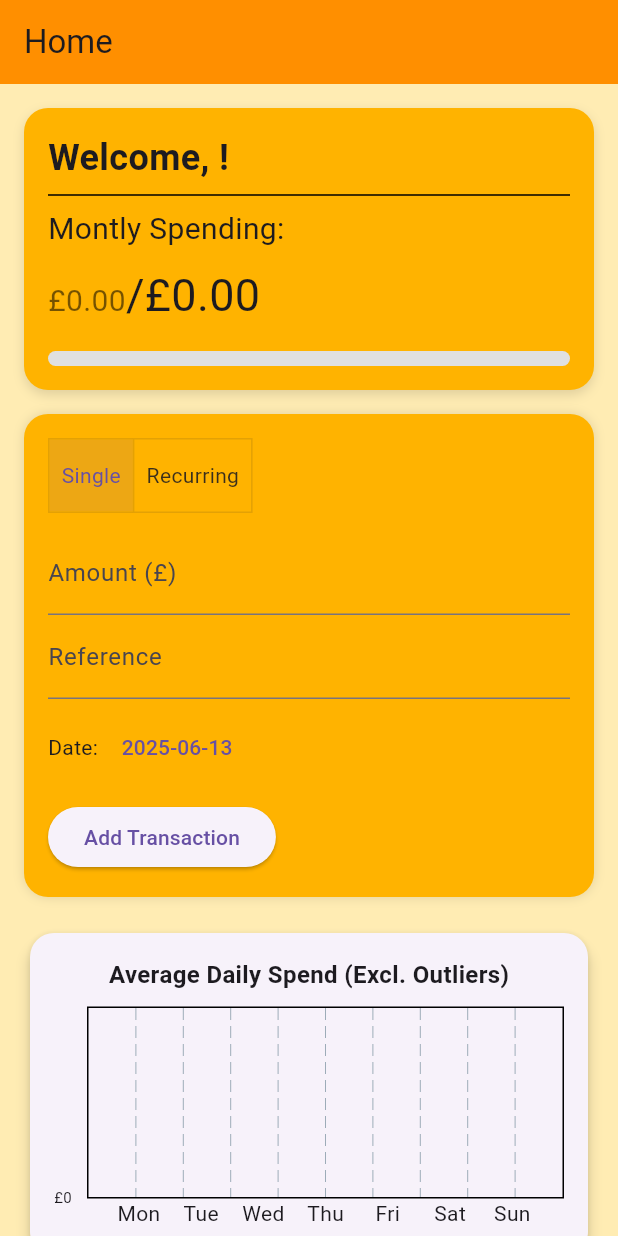
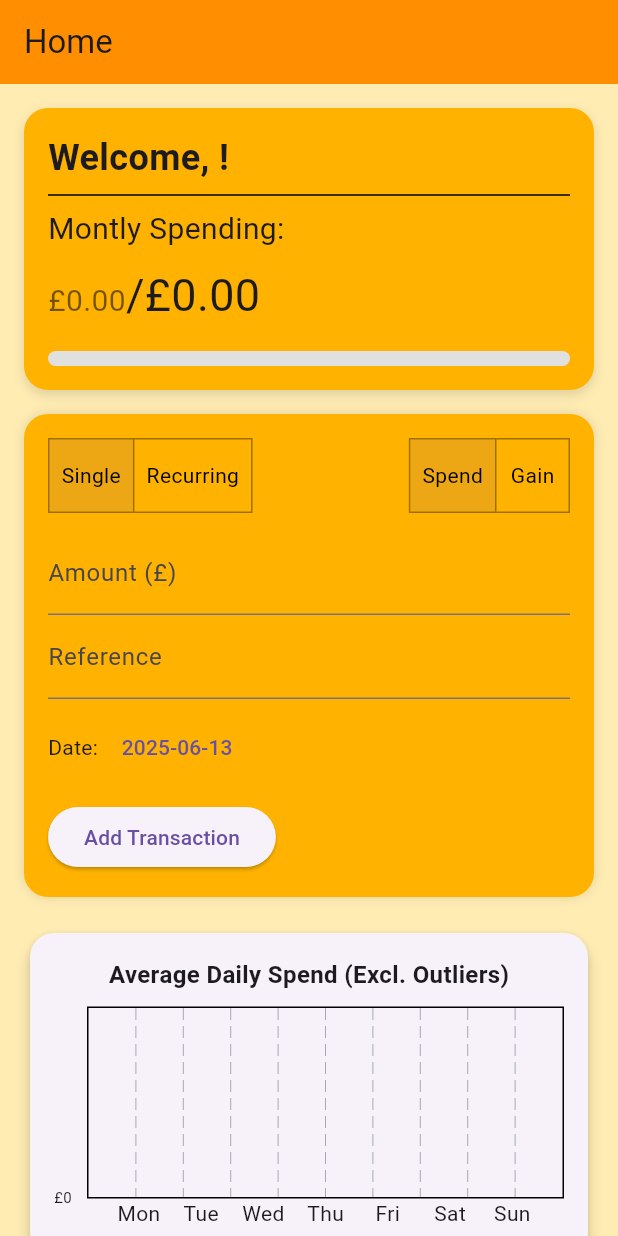
Before and after one commit to Defalt0402/Android-Finance-Tracker, a Flutter app: the HomePage screen opened directly, after a tap on "Single", on a phone screen of 412 x 824 dp. Run offline on Flutter 3.47's test engine with Material 3 defaults, Android fonts, the phone set to English and light mode, and no system bars; drawn by our look-alikes of fl_chart; our stand-ins replace shared_preferences, sqflite, table_calendar; accounts and stored records are empty.

Commit message:
Added type column to db. Changed graphing behaviour to deal with gains

```diff
--- a/finance_tracker/lib/page/HomePage.dart
+++ b/finance_tracker/lib/page/HomePage.dart
@@ -77,6 +77,7 @@ class HomePageState extends State<HomePage> with RouteAware {
 
   Future<void> reloadData() async {
     // Reload data here (e.g., update amount spent)
+    _loadUserData();
     await _loadMonthlySpending();
   }
 
@@ -87,17 +88,22 @@ class HomePageState extends State<HomePage> with RouteAware {
 
     // Prepare for graph 1: average daily spend (excluding outliers)
     final dailyMap = <int, List<double>>{};
+    final weekdayTotals = List.generate(7, (_) => <double>[]);
+
     for (var tx in transactions) {
-      final day = DateTime.parse(tx['date']).day;
-      dailyMap.putIfAbsent(day, () => []).add((tx['amount'] as num).toDouble());
+      final date = DateTime.parse(tx['date']);
+      final amount = (tx['amount'] as num).toDouble();
+      final type = tx['type'] ?? 'spend';
+
+      if (type == 'spend') {
+        final day = date.day;
+        dailyMap.putIfAbsent(day, () => []).add(amount);
+
+        final weekday = (date.weekday + 6) % 7;
+        weekdayTotals[weekday].add(amount);
+      }
     }
 
-    final weekdayTotals = List.generate(7, (_) => <double>[]);
-    for (var tx in transactions) {
-      final date = DateTime.parse(tx['date']);
-      final weekday = (date.weekday + 6) % 7; // 0 = Monday, ..., 6 = Sunday
-      weekdayTotals[weekday].add((tx['amount'] as num).toDouble());
-    }
     final avgWeekdaySpend = weekdayTotals
         .map((dayList) => dayList.isEmpty ? 0.0 : dayList.reduce((a, b) => a + b) / dayList.length)
         .toList();
@@ -106,17 +112,27 @@ class HomePageState extends State<HomePage> with RouteAware {
     final List<FlSpot> spendingOverTime = [];
     double cumulative = 0;
     for (var i = 1; i <= now.day; i++) {
-      final amounts = dailyMap[i] ?? [];
-      final dayTotal = amounts.isEmpty
-          ? 0.0
-          : amounts.reduce((a, b) => a + b).toDouble();
-      cumulative += dayTotal;
+      final dayTxs = transactions.where((tx) {
+        final date = DateTime.parse(tx['date']);
+        return date.day == i;
+      });
+
+      double dayNetTotal = 0.0;
+      for (var tx in dayTxs) {
+        final amount = (tx['amount'] as num).toDouble();
+        final type = tx['type'] ?? 'spend';
+        dayNetTotal += type == 'spend' ? amount : -amount;
+      }
+
+      cumulative += dayNetTotal;
       spendingOverTime.add(FlSpot(i.toDouble(), cumulative));
     }
 
     // Graph 3: category totals using reference classification
     final categoryMap = <String, double>{};
     for (var tx in transactions) {
+      if (tx['type'] == 'gain') continue;
+
       final reference = tx['reference'] ?? '';
       final category = classifyCategory(reference);
       final amount = (tx['amount'] as num).toDouble();
--- a/finance_tracker/lib/service/database_service.dart
+++ b/finance_tracker/lib/service/database_service.dart
@@ -12,6 +12,7 @@ class DatabaseService {
   final String _dateColumnName = "date";
   final String _amountColumnName = "amount";
   final String _referenceColumnName = "reference";
+  final String _typeColumnName = "type";
 
   DatabaseService._constructor();
 
@@ -23,17 +24,18 @@ class DatabaseService {
 
   Future<Database> getDatabase() async {
     final databaseDirPath = await getDatabasesPath();
-    final databasePath = join(databaseDirPath, "transactions.db");
+    final databasePath = join(databaseDirPath, "transaction.db");
     final database = await openDatabase(
       databasePath,
-      version: 1,
+      version: 2,
       onCreate: (db, version) {
         db.execute("""
           CREATE TABLE $_tableName (
             id INTEGER PRIMARY KEY AUTOINCREMENT,
             $_dateColumnName TEXT NOT NULL,
             $_amountColumnName DECIMAL(10, 2) NOT NULL,
-            $_referenceColumnName TEXT
+            $_referenceColumnName TEXT,
+            $_typeColumnName TEXT NOT NULL DEFAULT 'spend'
           )
         """);
       }
@@ -41,7 +43,7 @@ class DatabaseService {
     return database;
   }
 
-  Future<void> insertTransaction(String date, double amount, String? reference) async {
+  Future<void> insertTransaction(String date, double amount, String? reference, String? type) async {
     final db = await database;
 
     await db.insert(
@@ -50,6 +52,7 @@ class DatabaseService {
         'date': date,
         'amount': amount,
         'reference': reference,
+        'type': type
       },
       conflictAlgorithm: ConflictAlgorithm.replace,
     );
@@ -58,43 +61,54 @@ class DatabaseService {
   Future<double> getTotalForDay(String date) async {
     final db = await database;
 
-    final result = await db.rawQuery('''
+    final spendResult = await db.rawQuery('''
       SELECT SUM(amount) AS total
       FROM transactions
       WHERE date = ?
+      AND type = 'spend'
     ''', [date]);
 
-    final total = result.first['total'];
+    final gainResult = await db.rawQuery('''
+      SELECT SUM(amount) AS total
+      FROM transactions
+      WHERE date = ?
+      AND type = 'gain'
+    ''', [date]);
+
+    final spend = (spendResult.first['total'] as num?)?.toDouble() ?? 0.0;
+    final gain = (gainResult.first['total'] as num?)?.toDouble() ?? 0.0;
+
+    final total = spend - gain;
     if (total == null) return 0.0;
 
-    if (total is int) {
-      return total.toDouble();
-    } else if (total is double) {
-      return total;
-    } else {
-      return 0.0;
-    }
+    return total;
+
   }
 
   Future<double> getTotalForMonth(String yearMonth) async {
     final db = await database;
 
-    final result = await db.rawQuery('''
+    final spendResult = await db.rawQuery('''
       SELECT SUM(amount) AS total
       FROM transactions
       WHERE strftime('%Y-%m', date) = ?
+      AND type = 'spend'
     ''', [yearMonth]);
 
-    final total = result.first['total'];
+    final gainResult = await db.rawQuery('''
+      SELECT SUM(amount) AS total
+      FROM transactions
+      WHERE strftime('%Y-%m', date) = ?
+      AND type = 'gain'
+    ''', [yearMonth]);
+
+    final spend = (spendResult.first['total'] as num?)?.toDouble() ?? 0.0;
+    final gain = (gainResult.first['total'] as num?)?.toDouble() ?? 0.0;
+
+    final total = spend - gain;
     if (total == null) return 0.0;
 
-    if (total is int) {
-      return total.toDouble();
-    } else if (total is double) {
-      return total;
-    } else {
-      return 0.0;
-    }
+    return total;
   }
 
   Future<List<Map<String, dynamic>>> getTransactionsForDay(String date) async {
@@ -121,62 +135,13 @@ class DatabaseService {
     return results;
   }
 
-
-  Future<List<Map<String, dynamic>>> getDailyTotalsForMonth(String yearMonth) async {
-    final db = await database;
-
-    return await db.rawQuery('''
-      SELECT date, SUM(amount) AS total
-      FROM transactions
-      WHERE strftime('%Y-%m', date) = ?
-      GROUP BY date
-      ORDER BY date
-    ''', [yearMonth]);
-  }
-
   Future<void> deleteTransaction(int id) async {
     final db = await database;
     await db.delete('transactions', where: 'id = ?', whereArgs: [id]);
   }
 
-
-  // Get all transactions grouped by day for the last N days
-  Future<Map<String, double>> getDailySpending({int days = 30}) async {
+  Future<void> deleteAllTransactions() async {
     final db = await database;
-    final result = await db.rawQuery('''
-      SELECT date, SUM(amount) as total
-      FROM transactions
-      WHERE date >= date('now', '-$days day')
-      GROUP BY date
-    ''');
-    return { for (var row in result) row['date'] as String : row['total'] as double };
-  }
-
-  // // Get total spending by category
-  // Future<Map<String, double>> getSpendingByCategory() async {
-  //   final db = await database;
-  //   final result = await db.rawQuery('''
-  //     SELECT category, SUM(amount) as total
-  //     FROM transactions
-  //     GROUP BY category
-  //   ''');
-  //   return { for (var row in result) row['category'] ?? 'Uncategorized' : row['total'] as double };
-  // }
-
-  // Get cumulative spending for current calendar month
-  Future<List<Map<String, dynamic>>> getMonthlySpendingTrend() async {
-    final db = await database;
-    final now = DateTime.now();
-    final firstDay = DateTime(now.year, now.month, 1);
-    final firstDayStr = DateFormat('yyyy-MM-dd').format(firstDay);
-    final result = await db.rawQuery('''
-      SELECT date, SUM(amount) as total
-      FROM transactions
-      WHERE date >= ?
-      GROUP BY date
-      ORDER BY date ASC
-    ''', [firstDayStr]);
-
-    return result;
+    await db.delete('transactions');
   }
 }
--- a/finance_tracker/lib/transaction_widget.dart
+++ b/finance_tracker/lib/transaction_widget.dart
@@ -13,6 +13,7 @@ class AddTransactionWidget extends StatefulWidget {
 
 class _AddTransactionWidgetState extends State<AddTransactionWidget> {
   bool isRecurring = false;
+  String _transactionType = 'spend';
 
   final TextEditingController _referenceController = TextEditingController();
   final TextEditingController _amountController = TextEditingController();
@@ -29,11 +30,11 @@ class _AddTransactionWidgetState extends State<AddTransactionWidget> {
     if (amount == null) return;
 
     if (!isRecurring) {
-      await DatabaseService.instance.insertTransaction(DateFormat('yyyy-MM-dd').format(singleDate), amount, reference);
+      await DatabaseService.instance.insertTransaction(DateFormat('yyyy-MM-dd').format(singleDate), amount, reference, _transactionType);
     } else {
       DateTime current = startDate;
       while (!current.isAfter(endDate)) {
-        await DatabaseService.instance.insertTransaction(DateFormat('yyyy-MM-dd').format(current), amount, reference);
+        await DatabaseService.instance.insertTransaction(DateFormat('yyyy-MM-dd').format(current), amount, reference, _transactionType);
         switch (frequency) {
           case 'Daily':
             current = current.add(Duration(days: 1));
@@ -67,12 +68,33 @@ class _AddTransactionWidgetState extends State<AddTransactionWidget> {
       child: Column(
         crossAxisAlignment: CrossAxisAlignment.start,
         children: [
-          ToggleButtons(
-            isSelected: [!isRecurring, isRecurring],
-            onPressed: (index) => setState(() => isRecurring = index == 1),
-            children: const [
-              Padding(padding: EdgeInsets.all(8), child: Text("Single")),
-              Padding(padding: EdgeInsets.all(8), child: Text("Recurring")),
+          Row(
+            mainAxisAlignment: MainAxisAlignment.spaceBetween,
+            children: [
+              ToggleButtons(
+                borderColor: Colors.black38,
+                selectedBorderColor: Colors.black38,
+                selectedColor: Colors.amber[900],
+                isSelected: [!isRecurring, isRecurring],
+                onPressed: (index) => setState(() => isRecurring = index == 1),
+                children: const [
+                  Padding(padding: EdgeInsets.all(8), child: Text("Single", style: TextStyle(color: Colors.black))),
+                  Padding(padding: EdgeInsets.all(8), child: Text("Recurring", style: TextStyle(color: Colors.black))),
+                ],
+              ),
+              ToggleButtons(
+                borderColor: Colors.black38,
+                selectedBorderColor: Colors.black38,
+                selectedColor: Colors.amber[900],
+                isSelected: [_transactionType == 'spend', _transactionType == 'gain'],
+                onPressed: (index) {
+                  setState(() => _transactionType = index == 0 ? 'spend' : 'gain');
+                },
+                children: const [
+                  Padding(padding: EdgeInsets.all(8), child: Text("Spend", style: TextStyle(color: Colors.black))),
+                  Padding(padding: EdgeInsets.all(8), child: Text("Gain", style: TextStyle(color: Colors.black))),
+                ],
+              ),
             ],
           ),
           const SizedBox(height: 12),
```
Also changed, not shown: finance_tracker/lib/main.dart (+73 -11 lines), finance_tracker/lib/page/SettingsPage.dart (added, +97 -0 lines).
